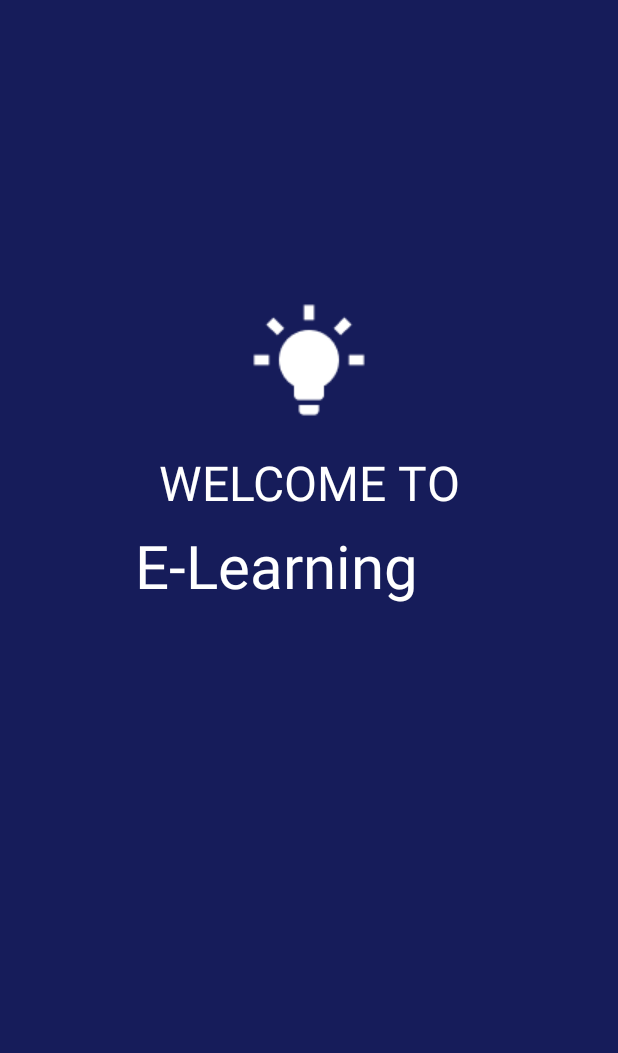
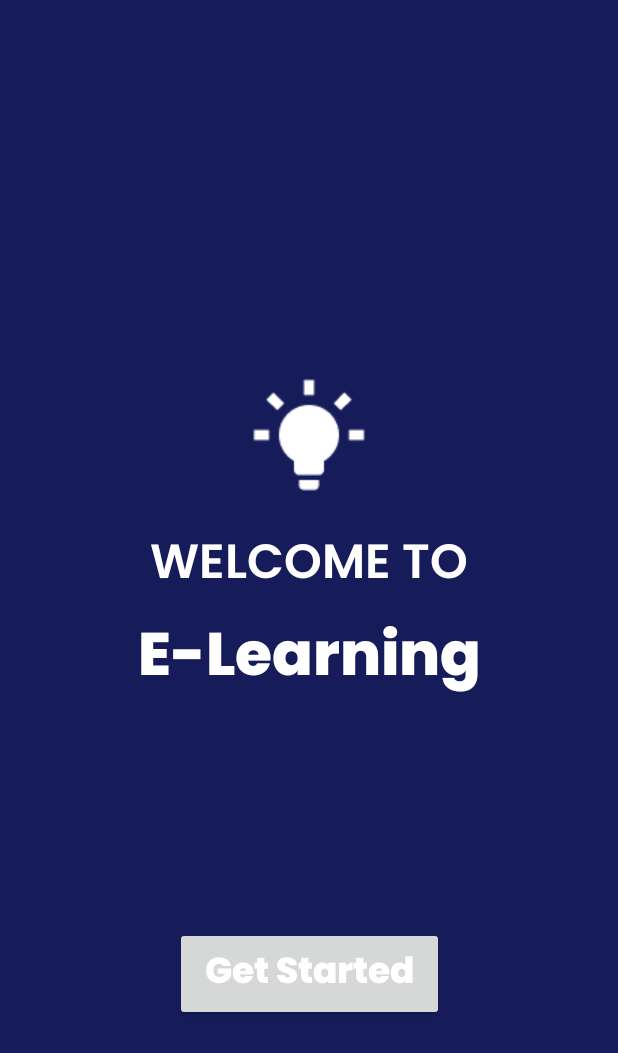
Before and after one commit to Janenjihia/Virtualschools, an Android app: the layout activity_splash_screen.xml on its own in the app's theme, with its tools: preview values and no code run, on a phone screen of 412 x 824 dp. Shown: the top 1053 px of the screen. Run offline under Robolectric (Android 15) with nearby library versions, the phone set to English and light mode, and no system bars.

Commit message:
fix constraints

```diff
--- a/app/src/main/res/layout/activity_splash_screen.xml
+++ b/app/src/main/res/layout/activity_splash_screen.xml
@@ -4,17 +4,18 @@
     xmlns:tools="http://schemas.android.com/tools"
     android:layout_width="match_parent"
     android:layout_height="match_parent"
-    tools:context=".ui.SplashScreenActivity"
-    android:background="@color/darkshade">
+    android:background="@color/darkshade"
+    tools:context=".ui.SplashScreenActivity">
 
     <ImageView
         android:id="@+id/lightbulb"
         android:layout_width="wrap_content"
         android:layout_height="wrap_content"
-        android:layout_marginTop="200dp"
+        android:layout_marginTop="250dp"
         android:src="@drawable/lightbulb"
         app:layout_constraintBottom_toBottomOf="parent"
         app:layout_constraintEnd_toEndOf="parent"
+        app:layout_constraintHeight_max="wrap"
         app:layout_constraintStart_toStartOf="parent"
         app:layout_constraintTop_toTopOf="parent"
         app:layout_constraintVertical_bias="0.0" />
@@ -22,32 +23,55 @@
     <TextView
         android:id="@+id/welcome_to"
         android:layout_width="match_parent"
-        android:layout_height="match_parent"
+        android:layout_height="wrap_content"
         android:layout_marginStart="90dp"
-        android:layout_marginTop="300dp"
+        android:layout_marginTop="20dp"
         android:layout_marginEnd="90dp"
+        android:fontFamily="@font/poppins_semibold"
         android:text="@string/welcome_to"
         android:textAlignment="center"
         android:textColor="@color/white"
         android:textSize="32sp"
         app:layout_constraintBottom_toTopOf="@id/e_learning"
         app:layout_constraintEnd_toEndOf="parent"
+        app:layout_constraintHeight_max="wrap"
+        app:layout_constraintHorizontal_bias="0.0"
         app:layout_constraintStart_toStartOf="parent"
-        app:layout_constraintTop_toTopOf="parent" />
+        app:layout_constraintTop_toBottomOf="@id/lightbulb"
+        app:layout_constraintVertical_bias="0.0"
+        app:layout_constraintVertical_chainStyle="packed" />
 
     <TextView
         android:id="@+id/e_learning"
         android:layout_width="match_parent"
-        android:layout_height="match_parent"
+        android:layout_height="wrap_content"
         android:layout_marginStart="90dp"
-        android:layout_marginTop="350dp"
         android:layout_marginEnd="90dp"
+        android:fontFamily="@font/poppins_extrabold"
         android:text="@string/e_learning"
+        android:textAlignment="center"
         android:textColor="@color/white"
         android:textSize="40sp"
         app:layout_constraintBottom_toBottomOf="parent"
         app:layout_constraintEnd_toEndOf="parent"
+        app:layout_constraintHorizontal_bias="0.0"
         app:layout_constraintStart_toStartOf="parent"
         app:layout_constraintTop_toBottomOf="@id/welcome_to" />
 
+    <androidx.appcompat.widget.AppCompatButton
+        android:layout_width="wrap_content"
+        android:layout_height="wrap_content"
+        android:fontFamily="@font/poppins_extrabold"
+        android:paddingStart="20dp"
+        android:paddingEnd="20dp"
+        android:text="Get Started"
+        android:textAlignment="center"
+        android:textAllCaps="false"
+        android:textColor="@color/white"
+        android:textSize="24sp"
+        app:layout_constraintBottom_toBottomOf="parent"
+        app:layout_constraintEnd_toEndOf="parent"
+        app:layout_constraintStart_toStartOf="parent"
+        app:layout_constraintTop_toBottomOf="@id/e_learning" />
+
 </androidx.constraintlayout.widget.ConstraintLayout>
--- a/app/src/main/res/values/preloaded_fonts.xml
+++ b/app/src/main/res/values/preloaded_fonts.xml
@@ -1,6 +1,7 @@
 <?xml version="1.0" encoding="utf-8"?>
 <resources>
     <array name="preloaded_fonts" translatable="false">
+        <item>@font/poppins_extrabold</item>
         <item>@font/poppins_semibold</item>
     </array>
 </resources>
```
